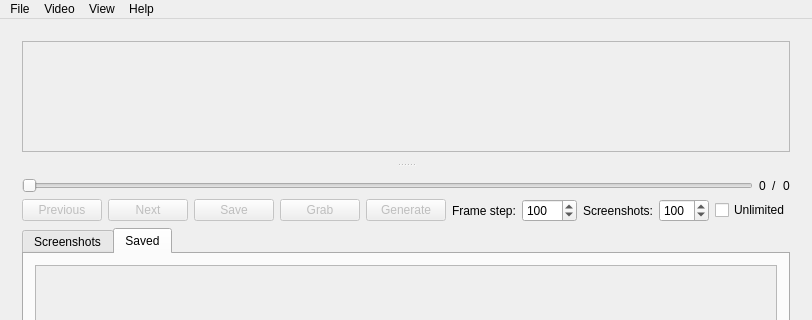
First picture: the form in mainwindow.ui, repository labyrinthofdreams/screenpicker, before the edit; both pictures show x 0 to 812 and y 0 to 320 of the 812 by 521 pixel window.
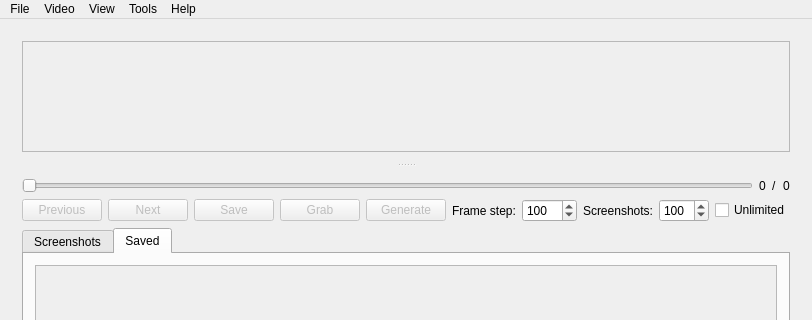
Second picture: the form after the edit. The open tabs and pages were chosen to show the change. Custom widgets are drawn as their Qt base class.

Commit message: Re-order menus

```diff
--- a/mainwindow.ui
+++ b/mainwindow.ui
@@ -651,9 +651,16 @@
     </property>
     <addaction name="actionAbout"/>
    </widget>
+   <widget class="QMenu" name="menuTools">
+    <property name="title">
+     <string>Tools</string>
+    </property>
+    <addaction name="actionMake_Gif_Image"/>
+   </widget>
    <addaction name="menuFile"/>
    <addaction name="menuVideo"/>
    <addaction name="menuView"/>
+   <addaction name="menuTools"/>
    <addaction name="menuHelp"/>
   </widget>
   <widget class="QStatusBar" name="statusBar"/>
```
Left out of the diff: 20 changed lines with no effect on the pictures.
